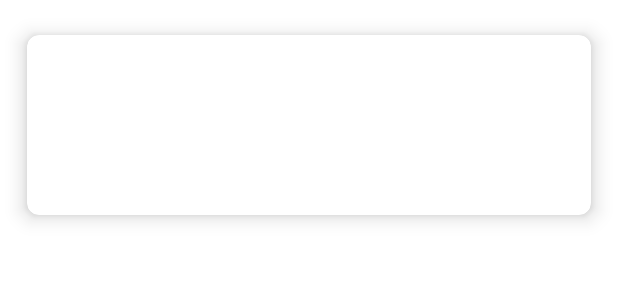
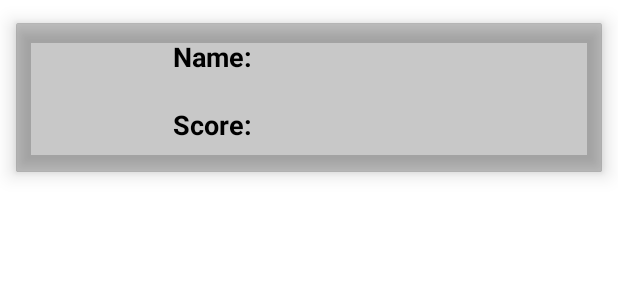
Before and after one commit to AlarmWalker/Mobile_fitness_app, an Android app: the layout record_layout.xml on its own in the app's theme, with its tools: preview values and no code run, on a phone screen of 412 x 824 dp. Shown: the top 300 px of the screen. Run offline under Robolectric (Android 15) with nearby library versions, the phone set to English and light mode, and no system bars.

Commit message:
got records working and removed action bar

```diff
--- a/app/src/main/java/ca/unb/mobiledev/superduperfitnessapp/RecordActivity.kt
+++ b/app/src/main/java/ca/unb/mobiledev/superduperfitnessapp/RecordActivity.kt
@@ -4,6 +4,7 @@ import android.os.Bundle
 import androidx.appcompat.app.AppCompatActivity
 import androidx.recyclerview.widget.LinearLayoutManager
 import androidx.recyclerview.widget.RecyclerView
+import ca.unb.mobiledev.superduperfitnessapp.db.db
 import ca.unb.mobiledev.superduperfitnessapp.db.db2
 
 class RecordActivity : AppCompatActivity() {
@@ -15,12 +16,16 @@ class RecordActivity : AppCompatActivity() {
         super.onCreate(savedInstanceState)
         setContentView(R.layout.record_activity)
 
+        recyclerView = findViewById(R.id.recordRecycler)
         initRecyclerView()
         getRecord()
     }
 
     private fun getRecord() {
         val rcdList = db2(applicationContext).getRecord()
+        for (i in rcdList.indices){
+            rcdList[i].image = db(applicationContext).getBitmapByName(rcdList[i].name)
+        }
         adapter?.addItems(rcdList)
     }
 
--- a/app/src/main/java/ca/unb/mobiledev/superduperfitnessapp/RecordAdapter.kt
+++ b/app/src/main/java/ca/unb/mobiledev/superduperfitnessapp/RecordAdapter.kt
@@ -1,5 +1,6 @@
 package ca.unb.mobiledev.superduperfitnessapp
 
+import android.graphics.Bitmap
 import android.view.LayoutInflater
 import android.view.View
 import android.view.ViewGroup
@@ -7,6 +8,7 @@ import android.widget.ImageView
 import android.widget.TextView
 import androidx.recyclerview.widget.RecyclerView
 import ca.unb.mobiledev.superduperfitnessapp.model.Record
+import ca.unb.mobiledev.superduperfitnessapp.util.dbUtil
 
 class RecordAdapter : RecyclerView.Adapter<RecordAdapter.RecordViewHolder>(){
 
@@ -37,6 +39,8 @@ class RecordAdapter : RecyclerView.Adapter<RecordAdapter.RecordViewHolder>(){
         fun bindView(rcd: Record){
             name.text = rcd.name
             record.text = rcd.data.toString()
+            val bitmap: Bitmap = dbUtil.getImage(rcd.image!!)
+            medal.setImageBitmap(bitmap)
         }
     }
 
--- a/app/src/main/java/ca/unb/mobiledev/superduperfitnessapp/model/Record.kt
+++ b/app/src/main/java/ca/unb/mobiledev/superduperfitnessapp/model/Record.kt
@@ -4,5 +4,6 @@ import java.util.*
 
 data class Record(
     var name: String = "",
-    var data: Long = 0
+    var data: Long = 0,
+    var image:ByteArray?=null
 )
--- a/app/src/main/res/layout/record_activity.xml
+++ b/app/src/main/res/layout/record_activity.xml
@@ -1,14 +1,26 @@
 <?xml version="1.0" encoding="utf-8"?>
-<LinearLayout xmlns:android="http://schemas.android.com/apk/res/android"
+<androidx.constraintlayout.widget.ConstraintLayout xmlns:android="http://schemas.android.com/apk/res/android"
     xmlns:app="http://schemas.android.com/apk/res-auto"
+    xmlns:tools="http://schemas.android.com/tools"
     android:layout_width="match_parent"
     android:layout_height="match_parent">
 
     <androidx.recyclerview.widget.RecyclerView
         android:id="@+id/recordRecycler"
         android:layout_width="match_parent"
-        android:layout_height="match_parent"
+        android:layout_height="550dp"
+        android:layout_marginTop="164dp"
         app:layout_constraintEnd_toEndOf="parent"
         app:layout_constraintTop_toTopOf="parent" />
 
-</LinearLayout>
+    <ImageView
+        android:id="@+id/imageView2"
+        android:layout_width="370dp"
+        android:layout_height="80dp"
+        android:layout_marginTop="40dp"
+        android:layout_marginEnd="24dp"
+        app:layout_constraintEnd_toEndOf="parent"
+        app:layout_constraintTop_toTopOf="parent"
+        app:srcCompat="@drawable/records_text" />
+
+</androidx.constraintlayout.widget.ConstraintLayout>
--- a/app/src/main/res/layout/record_layout.xml
+++ b/app/src/main/res/layout/record_layout.xml
@@ -1,24 +1,26 @@
 <?xml version="1.0" encoding="utf-8"?>
 <androidx.cardview.widget.CardView xmlns:android="http://schemas.android.com/apk/res/android"
     xmlns:app="http://schemas.android.com/apk/res-auto"
+    xmlns:tools="http://schemas.android.com/tools"
     android:layout_width="match_parent"
     android:layout_height="wrap_content"
-    android:layout_margin="5dp"
-    app:cardBackgroundColor="@color/white"
-    app:cardCornerRadius="8dp"
+    android:layout_margin="-10dp"
+    android:orientation="vertical"
+    app:cardBackgroundColor="@color/cardview_shadow_start_color"
+    app:cardCornerRadius="1dp"
     app:cardElevation="8dp"
     app:cardMaxElevation="10dp"
     app:cardPreventCornerOverlap="true"
     app:cardUseCompatPadding="true">
 
     <RelativeLayout
-        android:layout_width="match_parent"
-        android:layout_height="wrap_content">
+        android:layout_width="375dp"
+        android:layout_height="99dp">
 
-        <ImageView
+        <de.hdodenhof.circleimageview.CircleImageView
             android:id="@+id/medal"
-            android:layout_width="100dp"
-            android:layout_height="100dp"
+            android:layout_width="86dp"
+            android:layout_height="77dp"
             android:layout_marginStart="10dp"
             android:layout_marginTop="10dp"
             android:layout_marginEnd="10dp"
@@ -28,9 +30,9 @@
 
         <TextView
             android:id="@+id/userName"
-            android:layout_width="match_parent"
+            android:layout_width="206dp"
             android:layout_height="wrap_content"
-            android:layout_marginStart="10dp"
+            android:layout_marginStart="60dp"
             android:layout_marginTop="10dp"
             android:layout_toEndOf="@id/medal"
             android:text=""
@@ -39,14 +41,40 @@
             android:textStyle="bold" />
 
         <TextView
+            android:id="@+id/userName2"
+            android:layout_width="71dp"
+            android:layout_height="wrap_content"
+            android:layout_marginStart="-1dp"
+            android:layout_marginTop="10dp"
+            android:layout_toEndOf="@id/medal"
+            android:text="Name:"
+            android:textColor="@color/black"
+            android:textSize="18sp"
+            android:textStyle="bold" />
+
+        <TextView
+            android:id="@+id/userName4"
+            android:layout_width="71dp"
+            android:layout_height="wrap_content"
+            android:layout_marginStart="-1dp"
+            android:layout_marginTop="55dp"
+            android:layout_toEndOf="@id/medal"
+            android:text="Score:"
+            android:textColor="@color/black"
+            android:textSize="18sp"
+            android:textStyle="bold" />
+
+        <TextView
             android:id="@+id/record"
-            android:layout_width="match_parent"
+            android:layout_width="203dp"
             android:layout_height="wrap_content"
             android:layout_below="@id/userName"
-            android:layout_marginStart="10dp"
-            android:layout_marginTop="20dp"
+            android:layout_marginStart="63dp"
+            android:layout_marginTop="22dp"
             android:layout_toEndOf="@id/medal"
             android:drawablePadding="2dp"
+            android:textColor="@color/black"
+            android:textSize="18sp"
             android:text="" />
     </RelativeLayout>
 </androidx.cardview.widget.CardView>
--- a/app/src/main/res/values-night/themes.xml
+++ b/app/src/main/res/values-night/themes.xml
@@ -1,6 +1,6 @@
 <resources xmlns:tools="http://schemas.android.com/tools">
     <!-- Base application theme. -->
-    <style name="Theme.SUPERDUPERFITNESSAPP" parent="Theme.MaterialComponents.DayNight.DarkActionBar">
+    <style name="Theme.SUPERDUPERFITNESSAPP" parent="Theme.MaterialComponents.DayNight.NoActionBar">
         <!-- Primary brand color. -->
         <item name="colorPrimary">@color/purple_200</item>
         <item name="colorPrimaryVariant">@color/purple_700</item>
--- a/app/src/main/res/values/themes.xml
+++ b/app/src/main/res/values/themes.xml
@@ -1,6 +1,6 @@
 <resources xmlns:tools="http://schemas.android.com/tools">
     <!-- Base application theme. -->
-    <style name="Theme.SUPERDUPERFITNESSAPP" parent="Theme.MaterialComponents.DayNight.DarkActionBar">
+    <style name="Theme.SUPERDUPERFITNESSAPP" parent="Theme.MaterialComponents.DayNight.NoActionBar">
         <!-- Primary brand color. -->
         <item name="colorPrimary">@color/purple_500</item>
         <item name="colorPrimaryVariant">@color/purple_700</item>
```
Also changed, not shown: app/src/main/res/drawable/records_text.png (added).
